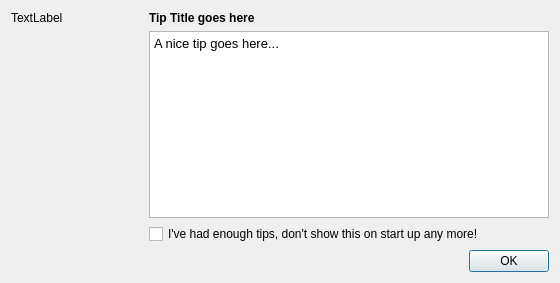
This is qgis/src/ui/qgstipguibase.ui in sourcepole/qgis as Qt 5 draws it before an edit. The edited form follows.
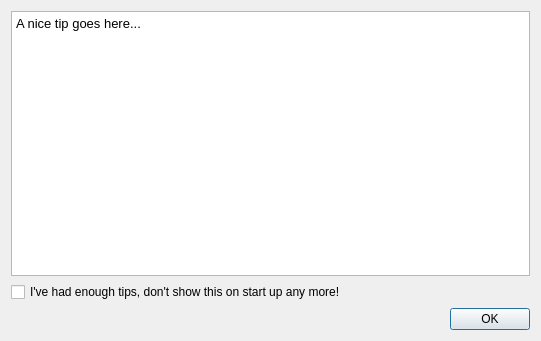
This is the edited form.

Commit message: Refactored the tips dialog to use a single QTextBrowser to display content. This makes better use of the available space and cleans up the dialog a bit.

Diff of the .ui file:
```diff
--- a/qgis/src/ui/qgstipguibase.ui
+++ b/qgis/src/ui/qgstipguibase.ui
@@ -6,35 +6,15 @@
    <rect>
     <x>0</x>
     <y>0</y>
-    <width>560</width>
-    <height>283</height>
+    <width>541</width>
+    <height>341</height>
    </rect>
   </property>
   <property name="windowTitle">
    <string>QGIS Tips!</string>
   </property>
   <layout class="QGridLayout" name="gridLayout">
-   <item row="0" column="0">
-    <widget class="QLabel" name="qgisIcon">
-     <property name="text">
-      <string>TextLabel</string>
-     </property>
-    </widget>
-   </item>
-   <item row="0" column="1" colspan="2">
-    <widget class="QLabel" name="lblTitle">
-     <property name="styleSheet">
-      <string notr="true">font-weight: bold; </string>
-     </property>
-     <property name="text">
-      <string>Tip Title goes here</string>
-     </property>
-     <property name="textFormat">
-      <enum>Qt::PlainText</enum>
-     </property>
-    </widget>
-   </item>
-   <item row="1" column="1" colspan="3">
+   <item row="0" column="0" colspan="2">
     <widget class="QTextBrowser" name="txtTip">
      <property name="sizePolicy">
       <sizepolicy hsizetype="Expanding" vsizetype="Expanding">
@@ -46,7 +26,7 @@
       <string>&lt;!DOCTYPE HTML PUBLIC &quot;-//W3C//DTD HTML 4.0//EN&quot; &quot;http://www.w3.org/TR/REC-html40/strict.dtd&quot;&gt;
 &lt;html&gt;&lt;head&gt;&lt;meta name=&quot;qrichtext&quot; content=&quot;1&quot; /&gt;&lt;style type=&quot;text/css&quot;&gt;
 p, li { white-space: pre-wrap; }
-&lt;/style&gt;&lt;/head&gt;&lt;body style=&quot; font-family:'Wine Sans Serif'; font-size:12pt; font-weight:400; font-style:normal;&quot;&gt;
+&lt;/style&gt;&lt;/head&gt;&lt;body style=&quot; font-family:'Lucida Grande'; font-size:13pt; font-weight:400; font-style:normal;&quot;&gt;
 &lt;p style=&quot; margin-top:0px; margin-bottom:0px; margin-left:0px; margin-right:0px; -qt-block-indent:0; text-indent:0px;&quot;&gt;&lt;span style=&quot; font-family:'Ubuntu'; font-size:10pt;&quot;&gt;A nice tip goes here...&lt;/span&gt;&lt;/p&gt;&lt;/body&gt;&lt;/html&gt;</string>
      </property>
      <property name="openExternalLinks">
@@ -54,14 +34,14 @@
      </property>
     </widget>
    </item>
-   <item row="2" column="1" colspan="3">
+   <item row="1" column="0" colspan="2">
     <widget class="QCheckBox" name="cbxDisableTips">
      <property name="text">
       <string>I've had enough tips, don't show this on start up any more!</string>
      </property>
     </widget>
    </item>
-   <item row="3" column="1" colspan="3">
+   <item row="2" column="0" colspan="2">
     <widget class="QDialogButtonBox" name="buttonBox">
      <property name="orientation">
       <enum>Qt::Horizontal</enum>
```
The commit also changes 2 other files.
